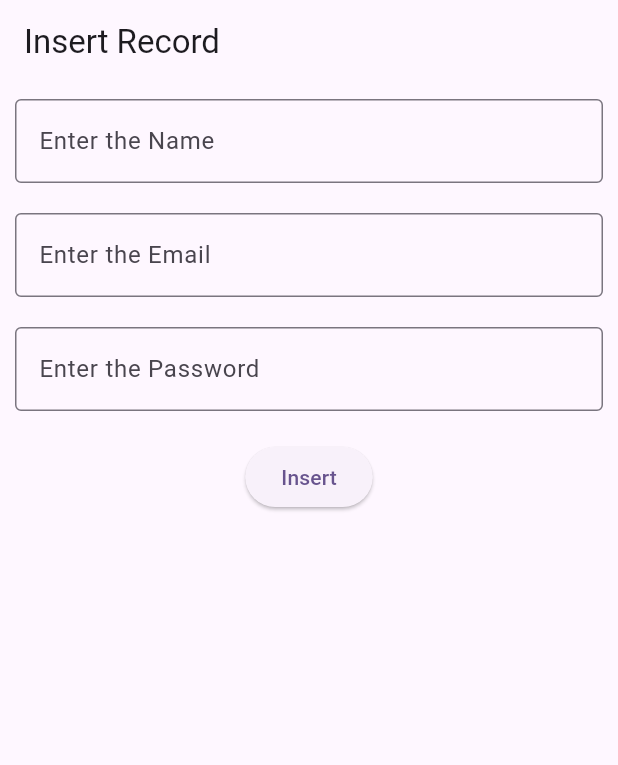
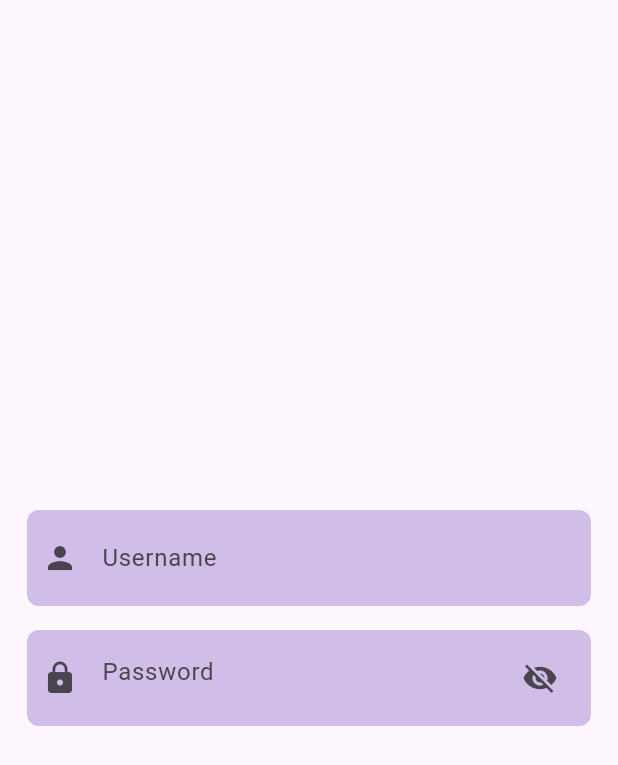
Before and after one commit to nika19du/FlutterBasicStart, a Flutter app: the screen it shows after launch, on a phone screen of 412 x 824 dp. Shown: the top 765 px of the screen. Run offline on Flutter 3.47's test engine with Material 3 defaults, Android fonts, the phone set to English and light mode, and no system bars; missing offline and left inert: dart:html.

```diff
--- /dev/null
+++ b/lib/Authentication/login.dart
@@ -0,0 +1,77 @@
+
+import 'dart:html';
+
+import 'package:flutter/material.dart';
+
+class LoginScreen extends StatefulWidget{
+  const LoginScreen({super.key});
+
+  @override
+  State<StatefulWidget> createState() => LoginScreenState();
+
+}
+
+class LoginScreenState extends State<LoginScreen>{
+  bool hidePassword = false;
+  // TextEditing controller to control the text when we enter into it
+  final username = TextEditingController();
+  final password = TextEditingController();
+
+  @override
+  Widget build(BuildContext context) {
+    return Scaffold(
+      body: Center(
+          child: SingleChildScrollView(
+            child: Padding(
+              padding: const EdgeInsets.all(10.0),
+                child: Column(
+                children: [
+                  // Username field
+                //  Image.network('https://storage.googleapis.com/gweb-uniblog-publish-prod/images/PASSKEY_ILLUSTRATION-01.width-1200.format-webp.webp'),
+                  Container(
+                    margin: EdgeInsets.all(8),
+                    padding:const EdgeInsets.symmetric(horizontal: 10, vertical: 8),
+                    decoration: BoxDecoration(
+                        borderRadius: BorderRadius.circular(8),
+                        color: Colors.deepPurple.withOpacity(.3)),
+                  child: TextFormField(
+                    decoration: const InputDecoration(
+                      icon: Icon(Icons.person),
+                      border:InputBorder.none,
+                      hintText: "Username",
+                  ),
+                  ),
+
+              ),
+                 // Password Field
+                  Container(
+                    margin: EdgeInsets.all(8),
+                    padding:const EdgeInsets.symmetric(horizontal: 10, vertical: 8),
+                    decoration: BoxDecoration(
+                        borderRadius: BorderRadius.circular(8),
+                        color: Colors.deepPurple.withOpacity(.3)),
+                    child: TextFormField(
+                      obscureText: hidePassword,
+                      decoration:  InputDecoration(
+                        icon: Icon(Icons.lock),
+                        border:InputBorder.none,
+                        hintText: "Password",
+                        suffixIcon: IconButton(
+                          icon: Icon(
+                            hidePassword ? Icons.visibility : Icons.visibility_off,
+                          ),
+                          onPressed: () {
+                            setState(() {
+                              hidePassword = !hidePassword; // toggle button
+                            });
+                          },
+
+                        ),
+
+                    ),
+                    ))
+                ])
+      )),
+    ));
+  }
+}
--- a/lib/main.dart
+++ b/lib/main.dart
@@ -1,4 +1,5 @@
 import 'package:flutter/material.dart';
+import 'package:flutter_demo/Authentication/login.dart';
 
 void main() {
   runApp(const MyApp());
@@ -16,48 +17,7 @@ class MyApp extends StatelessWidget {
         colorScheme: ColorScheme.fromSeed(seedColor: Colors.deepPurple),
         useMaterial3: true,
       ),
-      home: Test(),
+      home: const LoginScreen(),
     );
   }
 }
-
-class Test extends StatelessWidget {
-  @override
-  Widget build(BuildContext context) {
-    return Scaffold(
-      appBar: AppBar(
-        title: Text('Insert Record'),
-      ),
-      body: Column(children: [
-        Container(
-          margin: EdgeInsets.all(10),
-          child: TextFormField(
-            decoration: InputDecoration(
-              border: OutlineInputBorder(), label: Text('Enter the Name')
-            ),
-          ),
-        ),
-        Container(
-          margin: EdgeInsets.all(10),
-          child: TextFormField(
-            decoration: InputDecoration(
-                border: OutlineInputBorder(), label: Text('Enter the Email')
-            ),
-          ),
-        ),
-        Container(
-          margin: EdgeInsets.all(10),
-          child: TextFormField(
-            decoration: InputDecoration(
-                border: OutlineInputBorder(), label: Text('Enter the Password')
-            ),
-          ),
-        ),
-        Container(
-          margin: EdgeInsets.all(10),
-          child: ElevatedButton(onPressed: (){},child:Text('Insert')),
-        )
-      ]),
-    );
-  }
-}
```
Also changed, not shown: lib/Authentication/signup.dart (added), lib/assets/login.png (added).
